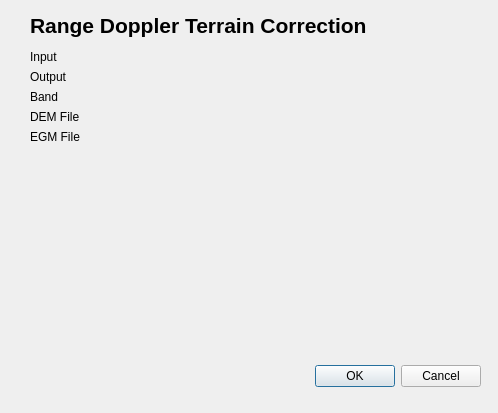
This is range_doppler/range_doppler_dialog_base.ui in AUGSignals/qgis-plugins as Qt 5 draws it before an edit. The edited form follows.
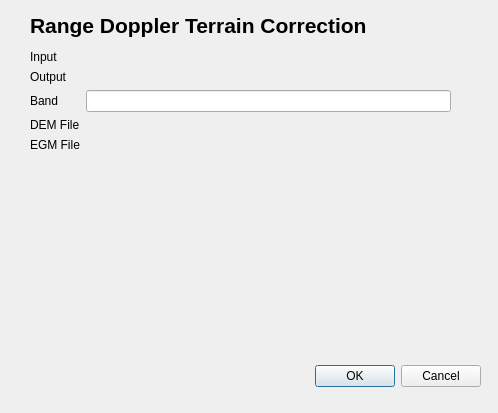
This is the edited form. Custom widgets are drawn as their Qt base class.

Commit message: Modified Range Doppler to remove file path for band, changed file selector to allow for selection of non-existing output file,etc

```diff
--- a/range_doppler/range_doppler_dialog_base.ui
+++ b/range_doppler/range_doppler_dialog_base.ui
@@ -80,9 +80,6 @@
         </property>
        </widget>
       </item>
-      <item row="2" column="1">
-       <widget class="QgsFileWidget" name="bandQgsFileWidget"/>
-      </item>
       <item row="3" column="0">
        <widget class="QLabel" name="label_3">
         <property name="text">
@@ -103,6 +100,9 @@
       <item row="4" column="1">
        <widget class="QgsFileWidget" name="egmQgsFileWidget"/>
       </item>
+      <item row="2" column="1">
+       <widget class="QLineEdit" name="bandQLineEdit"/>
+      </item>
      </layout>
     </widget>
     <widget class="QLabel" name="label_5">
```
The commit also changes 1 other file.
